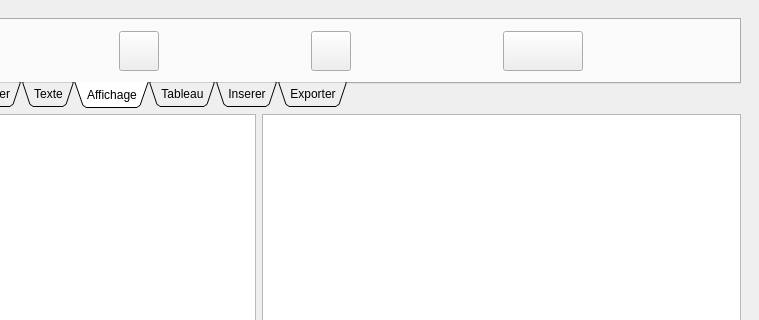
Old version of the form cuiapostite.ui in the repository Arrera-Software/Arrera-Postite; both pictures show x 241 to 1000 and y 0 to 320 of the 1000 by 600 pixel window.
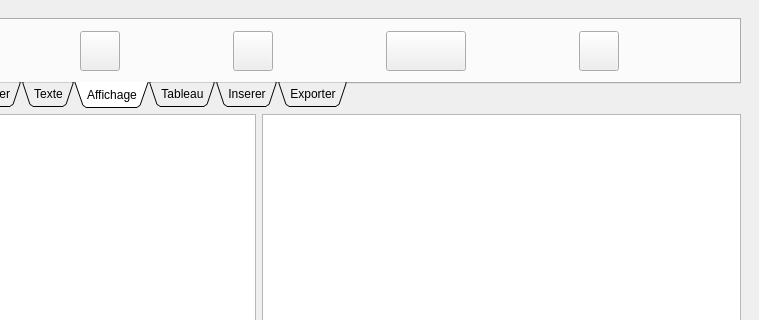
New version of the form. The open tabs and pages were chosen to show the change. Icons and pictures are not drawn. Custom widgets are drawn as their Qt base class.

Commit message: Ajout de la possibiliter de detacher la fenetre de view du document

```diff
--- a/cuiapostite.ui
+++ b/cuiapostite.ui
@@ -458,6 +458,25 @@
                 </property>
                </widget>
               </item>
+              <item>
+               <widget class="QPushButton" name="IDC_ONGLET">
+                <property name="minimumSize">
+                 <size>
+                  <width>40</width>
+                  <height>40</height>
+                 </size>
+                </property>
+                <property name="maximumSize">
+                 <size>
+                  <width>40</width>
+                  <height>40</height>
+                 </size>
+                </property>
+                <property name="text">
+                 <string/>
+                </property>
+               </widget>
+              </item>
              </layout>
             </widget>
             <widget class="QWidget" name="tableau">
```
Left out of the diff: 2 changed lines with no effect on the pictures. The commit also changes 6 other files.
